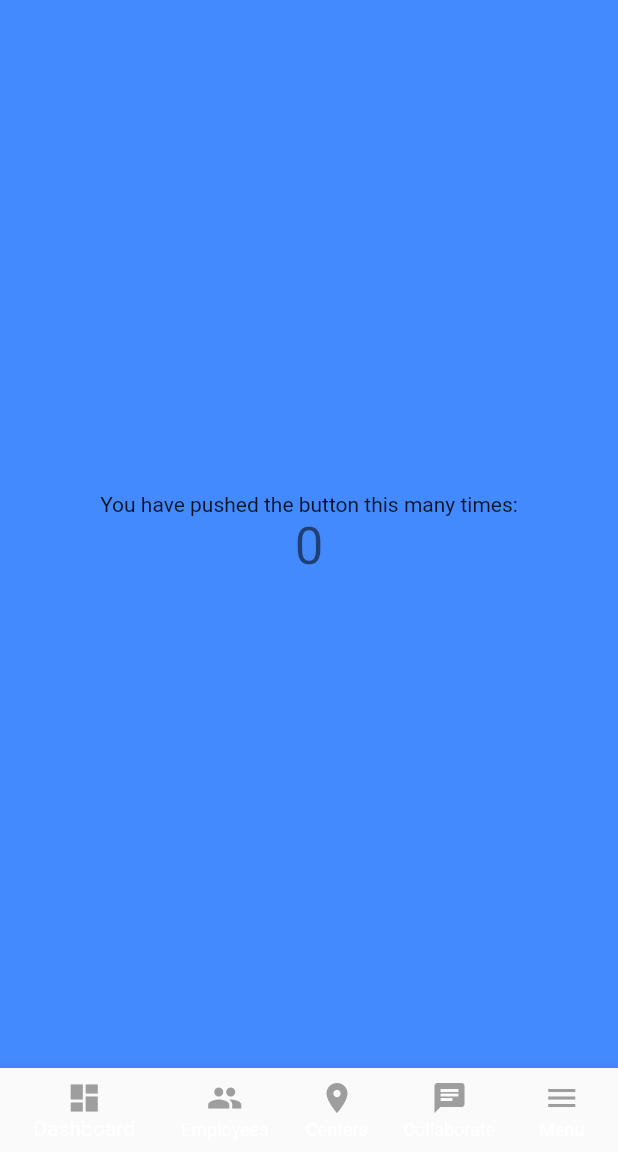
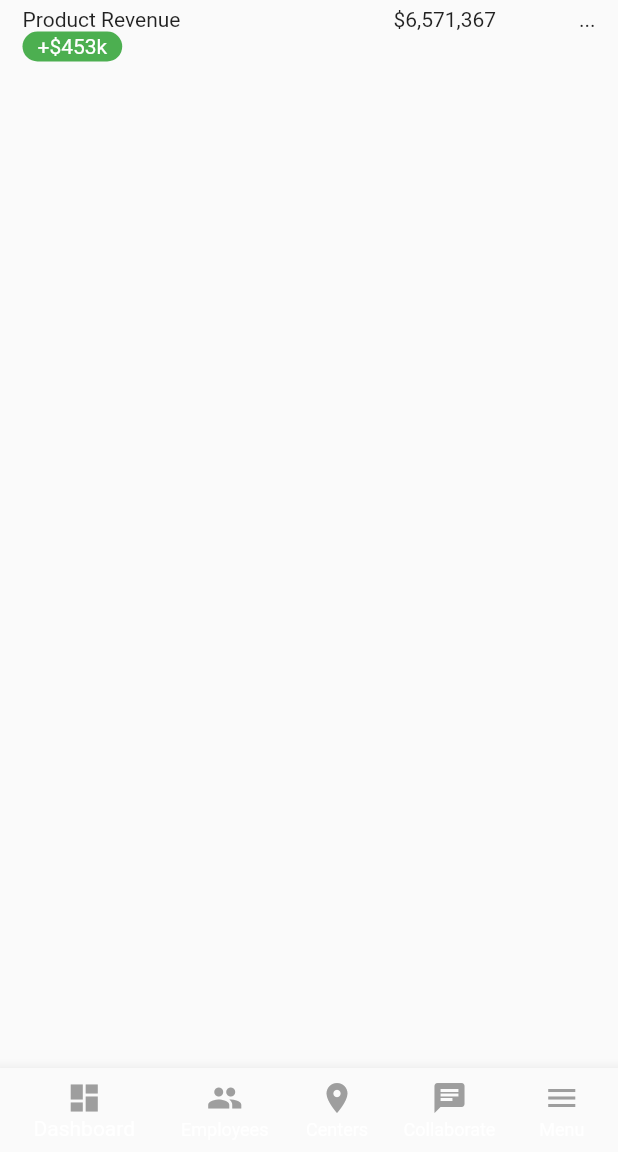
Before and after one commit to whilestevego/z_flutter_demo, a Flutter app: the screen it shows after launch, on a phone screen of 412 x 824 dp, the part 84-1236 px from its top. Run offline on Flutter 3.47's test engine with Material 2 defaults, Android fonts, the phone set to English and light mode, and no system bars.

Commit message:
Write draft of first list item

```diff
--- a/lib/main.dart
+++ b/lib/main.dart
@@ -65,20 +65,40 @@ class _MyHomePageState extends State<MyHomePage> {
         elevation: 0,
       ),
       body: Container(
-        color: Colors.blueAccent,
-        child: Center(
-          child: Column(
-            mainAxisAlignment: MainAxisAlignment.center,
-            children: <Widget>[
-              Text(
-                'You have pushed the button this many times:',
+        // color: Colors.blueAccent,
+        child: ListView(
+          padding: const EdgeInsets.only(left: 10.0, right: 10.0),
+          children: <Widget>[
+            Padding(
+              padding: const EdgeInsets.all(5.0),
+              child: Row(
+                crossAxisAlignment: CrossAxisAlignment.start,
+                children: <Widget>[
+                  Expanded(
+                      flex: 2,
+                      child: Column(
+                        crossAxisAlignment: CrossAxisAlignment.start,
+                        children: <Widget>[
+                          Text('Product Revenue'),
+                          Container(
+                              decoration: BoxDecoration(
+                                color: Colors.green,
+                                borderRadius:
+                                    BorderRadius.all(Radius.circular(10)),
+                              ),
+                              padding: EdgeInsets.fromLTRB(10, 2, 10, 2),
+                              child: Text(
+                                '+\$453k',
+                                style: TextStyle(color: Colors.white),
+                              ))
+                        ],
+                      )),
+                  Expanded(flex: 1, child: Text('\$6,571,367')),
+                  Text('...'),
+                ],
               ),
-              Text(
-                '$_counter',
-                style: Theme.of(context).textTheme.display1,
-              ),
-            ],
-          ),
+            )
+          ],
         ),
       ),
       bottomNavigationBar: BottomNavigationBar(
```
